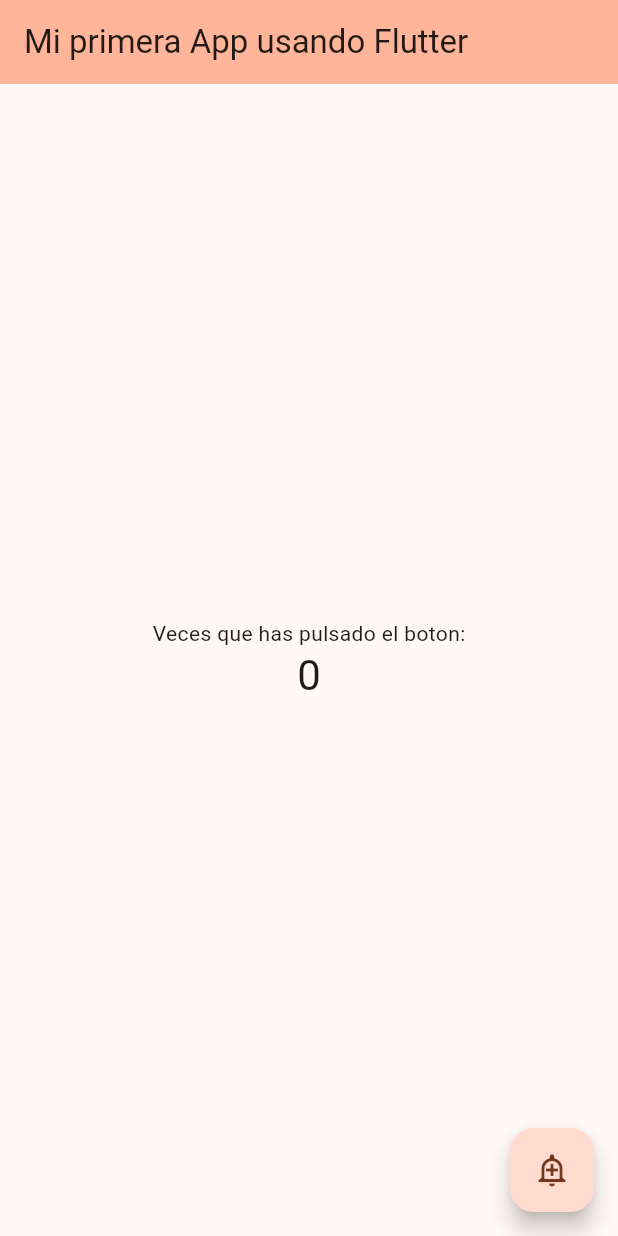
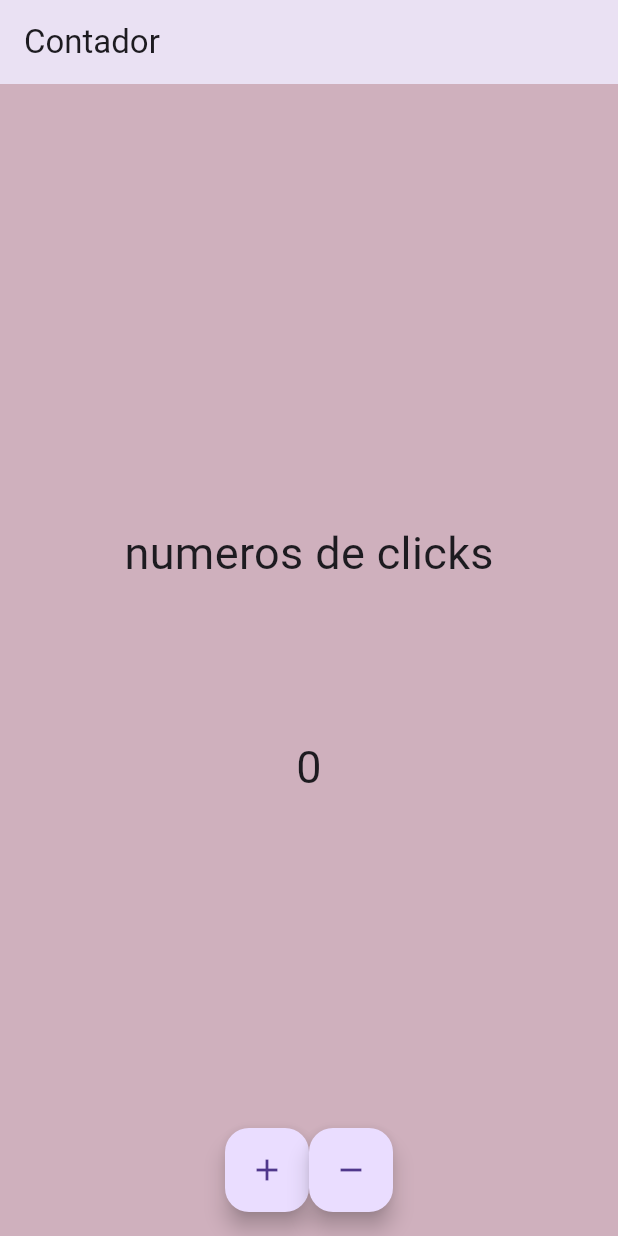
Before and after one commit to egarove/fl-first-app, a Flutter app: the screen it shows after launch, on a phone screen of 412 x 824 dp. Run offline on Flutter 3.47's test engine with Material 3 defaults, Android fonts, the light colour scheme and no system bars.

Commit message:
app-contador

```diff
--- a/lib/main.dart
+++ b/lib/main.dart
@@ -1,122 +1,15 @@
+import 'package:fl_mi_primera_app/screens/home_screen.dart';
 import 'package:flutter/material.dart';
 
 void main() {
-  runApp(const MyApp());
+  runApp(MyApp());
 }
 
 class MyApp extends StatelessWidget {
   const MyApp({super.key});
 
-  // This widget is the root of your application.
   @override
   Widget build(BuildContext context) {
-    return MaterialApp(
-      title: 'Flutter Demo',
-      theme: ThemeData(
-        // This is the theme of your application.
-        //
-        // TRY THIS: Try running your application with "flutter run". You'll see
-        // the application has a purple toolbar. Then, without quitting the app,
-        // try changing the seedColor in the colorScheme below to Colors.green
-        // and then invoke "hot reload" (save your changes or press the "hot
-        // reload" button in a Flutter-supported IDE, or press "r" if you used
-        // the command line to start the app).
-        //
-        // Notice that the counter didn't reset back to zero; the application
-        // state is not lost during the reload. To reset the state, use hot
-        // restart instead.
-        //
-        // This works for code too, not just values: Most code changes can be
-        // tested with just a hot reload.
-        colorScheme: ColorScheme.fromSeed(seedColor: const Color.fromARGB(255, 183, 93, 58)),
-      ),
-      home: const MyHomePage(title: 'Mi primera App usando Flutter'),
-    );
+    return MaterialApp(debugShowCheckedModeBanner: false, home: HomeScreen());
   }
 }
-
-class MyHomePage extends StatefulWidget {
-  const MyHomePage({super.key, required this.title});
-
-  // This widget is the home page of your application. It is stateful, meaning
-  // that it has a State object (defined below) that contains fields that affect
-  // how it looks.
-
-  // This class is the configuration for the state. It holds the values (in this
-  // case the title) provided by the parent (in this case the App widget) and
-  // used by the build method of the State. Fields in a Widget subclass are
-  // always marked "final".
-
-  final String title;
-
-  @override
-  State<MyHomePage> createState() => _MyHomePageState();
-}
-
-class _MyHomePageState extends State<MyHomePage> {
-  int _counter = 0;
-
-  void _incrementCounter() {
-    setState(() {
-      // This call to setState tells the Flutter framework that something has
-      // changed in this State, which causes it to rerun the build method below
-      // so that the display can reflect the updated values. If we changedp
-      // _counter without calling setState(), then the build method would not be
-      // called again, and so nothing would appear to happen.
-      _counter++;
-    });
-  }
-
-  @override
-  Widget build(BuildContext context) {
-    // This method is rerun every time setState is called, for instance as done
-    // by the _incrementCounter method above.
-    //
-    // The Flutter framework has been optimized to make rerunning build methods
-    // fast, so that you can just rebuild anything that needs updating rather
-    // than having to individually change instances of widgets.
-    return Scaffold(
-      appBar: AppBar(
-        // TRY THIS: Try changing the color here to a specific color (to
-        // Colors.amber, perhaps?) and trigger a hot reload to see the AppBar
-        // change color while the other colors stay the same.
-        backgroundColor: Theme.of(context).colorScheme.inversePrimary,
-        // Here we take the value from the MyHomePage object that was created by
-        // the App.build method, and use it to set our appbar title.
-        title: Text(widget.title),
-      ),
-      body: Center(
-        // Center is a layout widget. It takes a single child and positions it
-        // in the middle of the parent.
-        child: Column(
-          // Column is also a layout widget. It takes a list of children and
-          // arranges them vertically. By default, it sizes itself to fit its
-          // children horizontally, and tries to be as tall as its parent.
-          //
-          // Column has various properties to control how it sizes itself and
-          // how it positions its children. Here we use mainAxisAlignment to
-          // center the children vertically; the main axis here is the vertical
-          // axis because Columns are vertical (the cross axis would be
-          // horizontal).
-          //
-          // TRY THIS: Invoke "debug painting" (choose the "Toggle Debug Paint"
-          // action in the IDE, or press "p" in the console), to see the
-          // wireframe for each widget.
-          mainAxisAlignment: MainAxisAlignment.center,
-          children: <Widget>[
-            const Text('Veces que has pulsado el boton:'),
-            Text(
-              '$_counter',
-              style: Theme.of(context).textTheme.headlineMedium,
-            ),
-          ],
-        ),
-      ),
-      floatingActionButton: FloatingActionButton(
-        onPressed: _incrementCounter,
-        tooltip: 'Increment',
-        child: const Icon(Icons.add_alert_outlined),
-      ), // This trailing comma makes auto-formatting nicer for build methods.
-    );
-  }
-}
--- /dev/null
+++ b/lib/screens/home_screen.dart
@@ -0,0 +1,61 @@
+import 'package:flutter/material.dart';
+
+//Stateless no actualiza la pagina
+
+class HomeScreen extends StatefulWidget {
+  const HomeScreen({super.key});
+
+  @override
+  State<HomeScreen> createState() => _HomeScreenState();
+}
+
+class _HomeScreenState extends State<HomeScreen> {
+  int contador = 0; //tiene que ser una propiedad del objeto para que funcione
+
+  @override
+  Widget build(BuildContext context) {
+    const tamano30 = TextStyle(fontSize: 30);
+
+    return Scaffold(
+      backgroundColor: const Color.fromARGB(255, 207, 176, 189),
+      appBar: AppBar(title: Text('Contador'), elevation: 10.0),
+      body: Center(
+        child: Column(
+          mainAxisAlignment: MainAxisAlignment.center,
+          children: <Widget>[
+            Text("numeros de clicks", style: tamano30),
+            SizedBox(height: 100, width: 100),
+            Text('$contador', style: tamano30),
+          ],
+        ),
+      ),
+      //añadimos un widget -> boton en el centro
+      floatingActionButtonLocation: FloatingActionButtonLocation.centerFloat,
+      floatingActionButton: Row(
+        mainAxisAlignment: MainAxisAlignment.center, //centramos el Row
+        children: [
+          //boton de suma
+          FloatingActionButton(
+            child: const Icon(Icons.add), //const Text("añadir")
+            onPressed: () {
+              print("se ha pulsado el boton");
+              contador++;
+              setState(() {}); //notifica que hay un cambio
+              print('$contador');
+            },
+          ),
+          //boton de resta
+          FloatingActionButton(
+            child: const Icon(Icons.remove), //const Text("añadir")
+            onPressed: () {
+              print("se ha pulsado el boton");
+              contador--;
+              setState(() {}); //notifica que hay un cambio
+              print('$contador');
+            },
+          ),
+        ],
+      ),
+    ); // Center
+  }
+}
```
